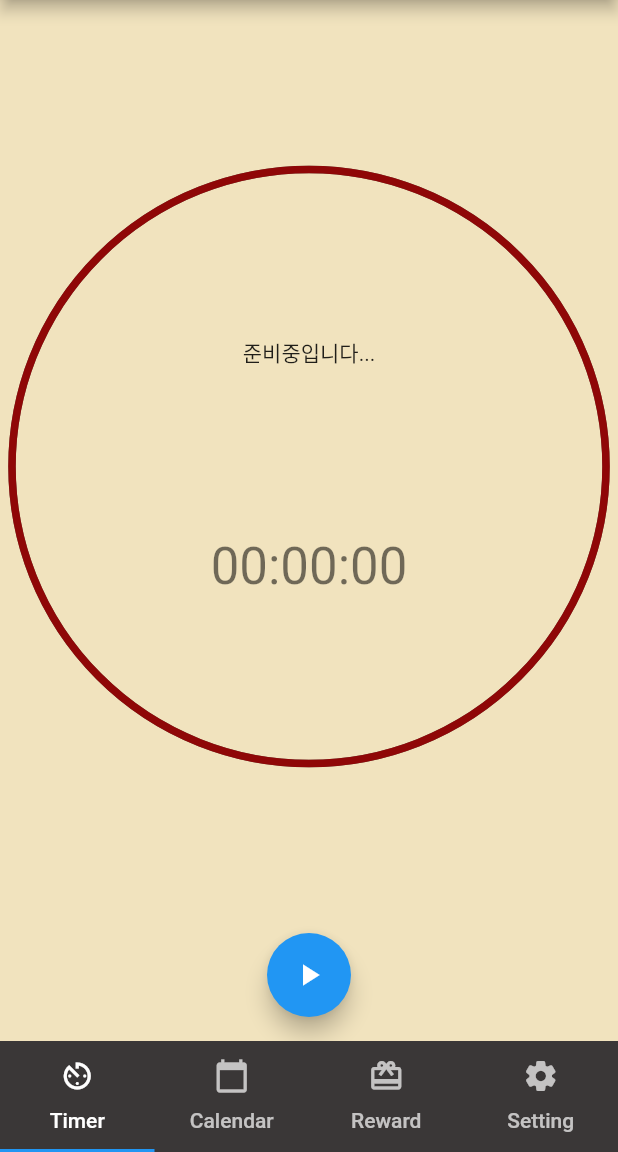
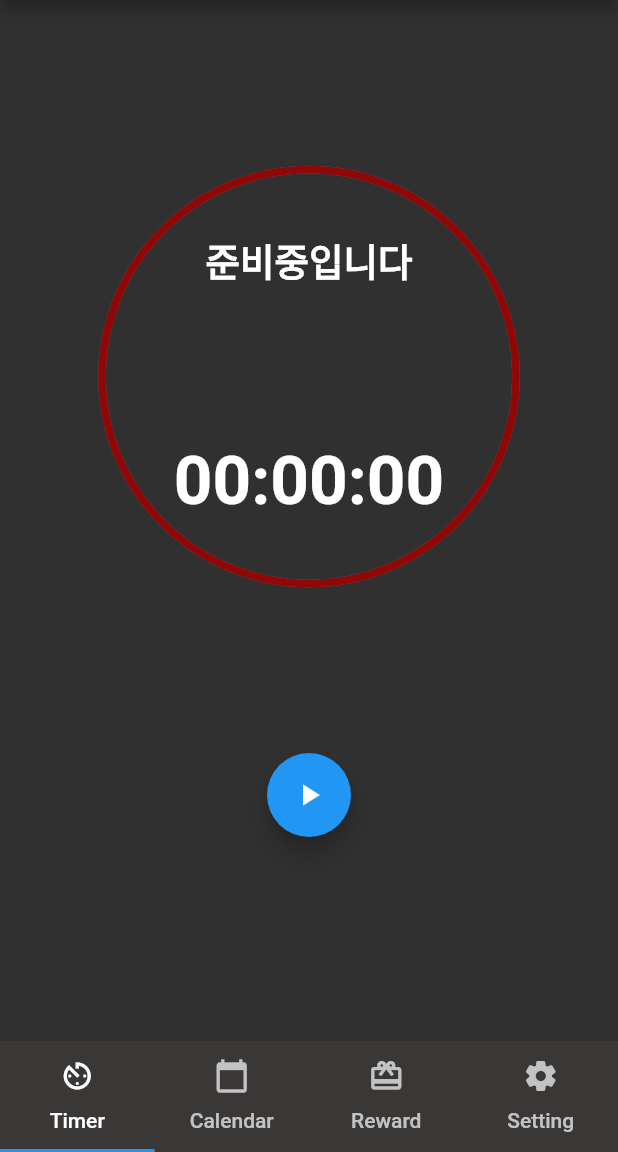
Before and after one commit to YuJunhee/CAPSTONE-DESIGN-TIMER-SW-DEVELOP, a Flutter app: the screen it shows after launch, on a phone screen of 412 x 824 dp, the part 84-1236 px from its top. Run offline on Flutter 3.47's test engine with Material 2 defaults, Android fonts, the phone set to English and light mode, and no system bars; our stand-ins replace table_calendar.

Commit message:
Custom Decreasing Timer

```diff
--- a/lib/ui/timer/dtimer.dart
+++ b/lib/ui/timer/dtimer.dart
@@ -20,7 +20,7 @@ class DtimerState extends State<Dtimer> with TickerProviderStateMixin {
     super.initState();
     controller = AnimationController(
       vsync: this,
-      duration: Duration(seconds: 5), //차감식 타이머 시간 설정
+      duration: Duration(seconds: 10), //차감식 타이머 시간 설정
     );
   }
 
@@ -48,6 +48,10 @@ class DtimerState extends State<Dtimer> with TickerProviderStateMixin {
                   child: Stack(
                     children: <Widget>[
                       Positioned.fill(
+                        top: 60.0,
+                        left: 60.0,
+                        right: 60.0,
+                        bottom: 60.0,
                         child: AnimatedBuilder(
                           animation: controller,
                           builder: (BuildContext context, Widget child) {
@@ -55,9 +59,8 @@ class DtimerState extends State<Dtimer> with TickerProviderStateMixin {
                                 painter: TimerPainter(
                                     animation: controller,
                                     backgroundColor:
-                                        Color.fromRGBO(105, 101, 87, 1.0),
-                                    color: Color.fromRGBO(143, 7, 7, 1.0)
-                                    ));
+                                        Color.fromRGBO(104, 104, 104, 1.0),
+                                    color: Color.fromRGBO(143, 7, 7, 1.0)));
                           },
                         ),
                       ),
@@ -73,7 +76,12 @@ class DtimerState extends State<Dtimer> with TickerProviderStateMixin {
                                 builder: (BuildContext context, Widget child) {
                                   return Text(
                                     _timerMention,
-                                    style: themeData.textTheme.bodyText2,
+                                    //style: themeData.textTheme.bodyText2,
+                                    style: TextStyle(
+                                      color: Colors.white,
+                                      fontSize: 25.0,
+                                      fontWeight: FontWeight.bold,
+                                    ),
                                   );
                                 }),
                             AnimatedBuilder(
@@ -81,7 +89,12 @@ class DtimerState extends State<Dtimer> with TickerProviderStateMixin {
                                 builder: (BuildContext context, Widget child) {
                                   return Text(
                                     timerString,
-                                    style: themeData.textTheme.headline4,
+                                    //style: themeData.textTheme.headline4,
+                                    style: TextStyle(
+                                      fontSize: 45.0,
+                                      color: Colors.white,
+                                      fontWeight: FontWeight.bold,
+                                    ),
                                   );
                                 }),
                           ],
@@ -121,10 +134,15 @@ class DtimerState extends State<Dtimer> with TickerProviderStateMixin {
                 ],
               ),
             ),
+            // sizedBox for Aligning
+            SizedBox(
+              height: 120.0,
+            ),
           ],
         ),
       ),
-      backgroundColor: Color.fromRGBO(241, 227, 190, 1.0),
+      //backgroundColor: Color.fromRGBO(241, 227, 190, 1.0),
+      backgroundColor: Colors.grey[850],
     );
   }
 
@@ -140,9 +158,9 @@ class DtimerState extends State<Dtimer> with TickerProviderStateMixin {
 //차감식 타이머 멘트 설정
   String get _timerMention {
     if (controller.isAnimating) {
-      return '열공중입니다...';
+      return '열공중입니다';
     } else {
-      return '준비중입니다...';
+      return '준비중입니다';
     }
   }
 }
```
